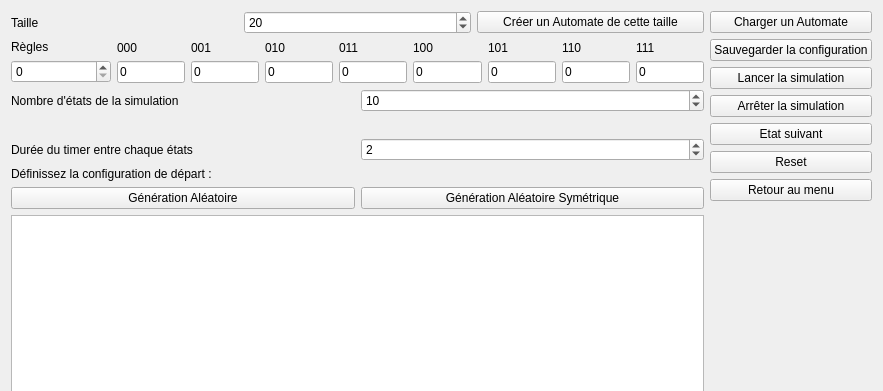
First picture: the form in automate_1d.ui, repository artemisart/lo21-gameoflife, before the edit; both pictures show x 0 to 883 and y 0 to 391 of the 883 by 734 pixel window.
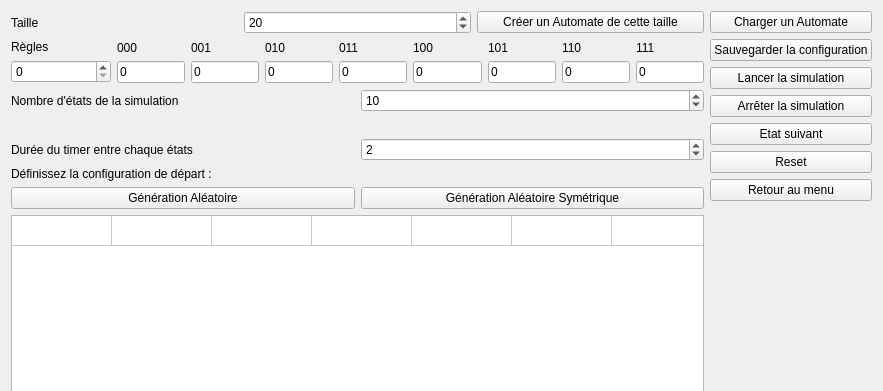
Second picture: the form after the edit.

Commit message: Fix error when changing size Automate 1D

Diff of the .ui file:
```diff
--- a/automate_1d.ui
+++ b/automate_1d.ui
@@ -331,6 +331,111 @@
        <attribute name="verticalHeaderVisible">
         <bool>false</bool>
        </attribute>
+       <row>
+        <property name="text">
+         <string>Nouvelle ligne</string>
+        </property>
+       </row>
+       <column>
+        <property name="text">
+         <string>Nouvelle colonne</string>
+        </property>
+       </column>
+       <column>
+        <property name="text">
+         <string>Nouvelle colonne</string>
+        </property>
+       </column>
+       <column>
+        <property name="text">
+         <string>Nouvelle colonne</string>
+        </property>
+       </column>
+       <column>
+        <property name="text">
+         <string>Nouvelle colonne</string>
+        </property>
+       </column>
+       <column>
+        <property name="text">
+         <string>Nouvelle colonne</string>
+        </property>
+       </column>
+       <column>
+        <property name="text">
+         <string>Nouvelle colonne</string>
+        </property>
+       </column>
+       <column>
+        <property name="text">
+         <string>Nouvelle colonne</string>
+        </property>
+       </column>
+       <column>
+        <property name="text">
+         <string>Nouvelle colonne</string>
+        </property>
+       </column>
+       <column>
+        <property name="text">
+         <string>Nouvelle colonne</string>
+        </property>
+       </column>
+       <column>
+        <property name="text">
+         <string>Nouvelle colonne</string>
+        </property>
+       </column>
+       <column>
+        <property name="text">
+         <string>Nouvelle colonne</string>
+        </property>
+       </column>
+       <column>
+        <property name="text">
+         <string>Nouvelle colonne</string>
+        </property>
+       </column>
+       <column>
+        <property name="text">
+         <string>Nouvelle colonne</string>
+        </property>
+       </column>
+       <column>
+        <property name="text">
+         <string>Nouvelle colonne</string>
+        </property>
+       </column>
+       <column>
+        <property name="text">
+         <string>Nouvelle colonne</string>
+        </property>
+       </column>
+       <column>
+        <property name="text">
+         <string>Nouvelle colonne</string>
+        </property>
+       </column>
+       <column>
+        <property name="text">
+         <string>Nouvelle colonne</string>
+        </property>
+       </column>
+       <column>
+        <property name="text">
+         <string>Nouvelle colonne</string>
+        </property>
+       </column>
+       <column>
+        <property name="text">
+         <string>Nouvelle colonne</string>
+        </property>
+       </column>
+       <column>
+        <property name="text">
+         <string>Nouvelle colonne</string>
+        </property>
+       </column>
       </widget>
      </item>
      <item>
```
The commit also changes 2 other files.
